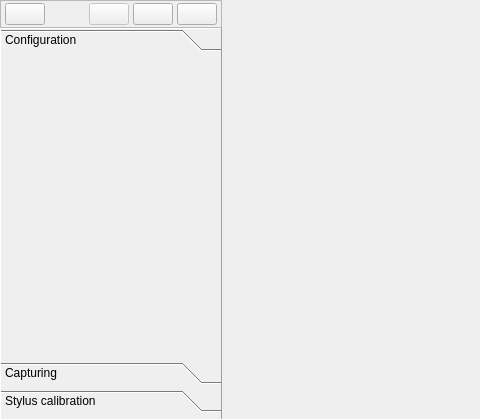
This is PlusApp/fCal/fCalMainWindow.ui in PlusToolkit/PlusApp as Qt 5 draws it before an edit; both pictures show x 0 to 480 and y 0 to 419 of the 900 by 547 pixel window. The edited form follows.
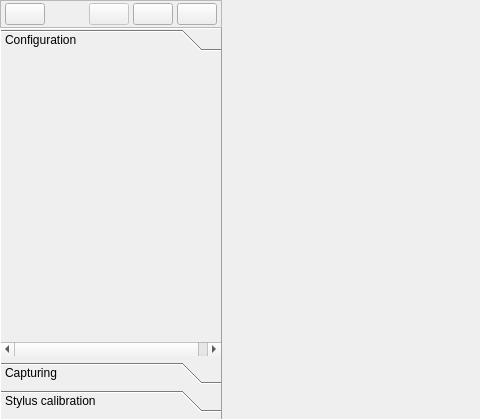
This is the edited form. Icons and pictures are not drawn. Custom widgets are drawn as their Qt base class.

Commit message: re #263 Updating layout to limit combobox size to fit within 20% (toolbar area)

```diff
--- a/PlusApp/fCal/fCalMainWindow.ui
+++ b/PlusApp/fCal/fCalMainWindow.ui
@@ -43,7 +43,7 @@
     <item row="0" column="0" rowspan="2">
      <widget class="QWidget" name="widget_toolboxContainer" native="true">
       <property name="sizePolicy">
-       <sizepolicy hsizetype="Preferred" vsizetype="Preferred">
+       <sizepolicy hsizetype="MinimumExpanding" vsizetype="Preferred">
         <horstretch>2</horstretch>
         <verstretch>0</verstretch>
        </sizepolicy>
@@ -205,13 +205,11 @@
           <number>0</number>
          </property>
          <widget class="QWidget" name="toolbox_Configuration">
-          <property name="geometry">
-           <rect>
-            <x>0</x>
-            <y>0</y>
-            <width>178</width>
-            <height>299</height>
-           </rect>
+          <property name="minimumSize">
+           <size>
+            <width>230</width>
+            <height>0</height>
+           </size>
           </property>
           <attribute name="label">
            <string>Configuration</string>
```
Left out of the diff: 84 changed lines with no effect on the pictures. The commit also changes 1 other file.
